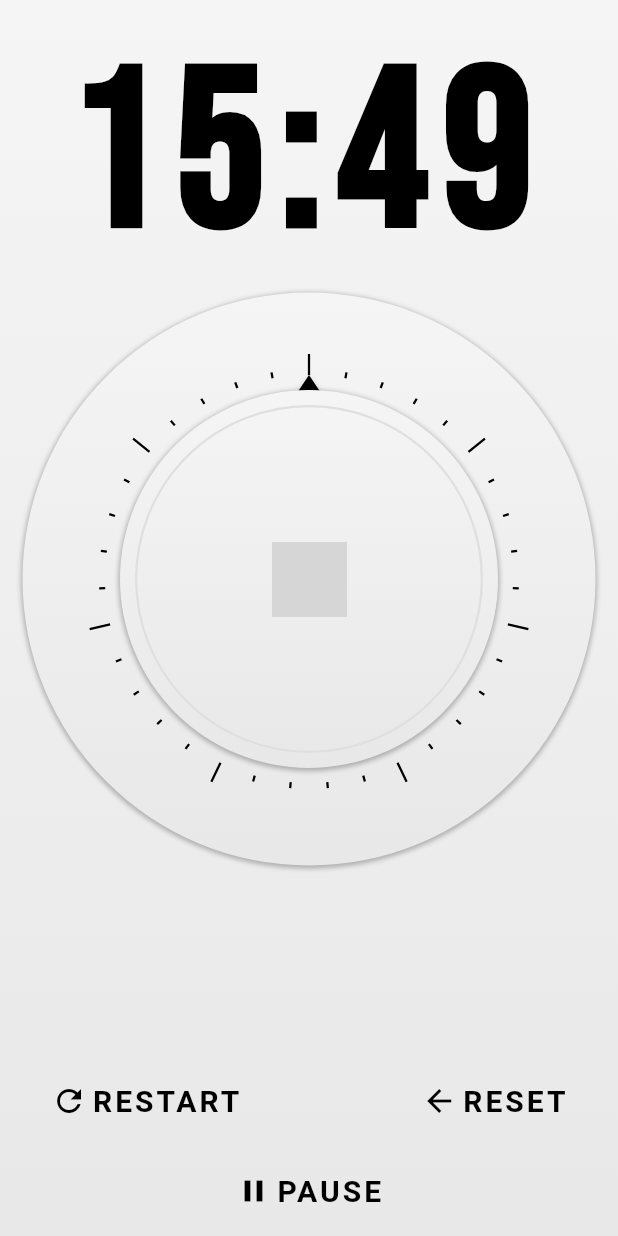
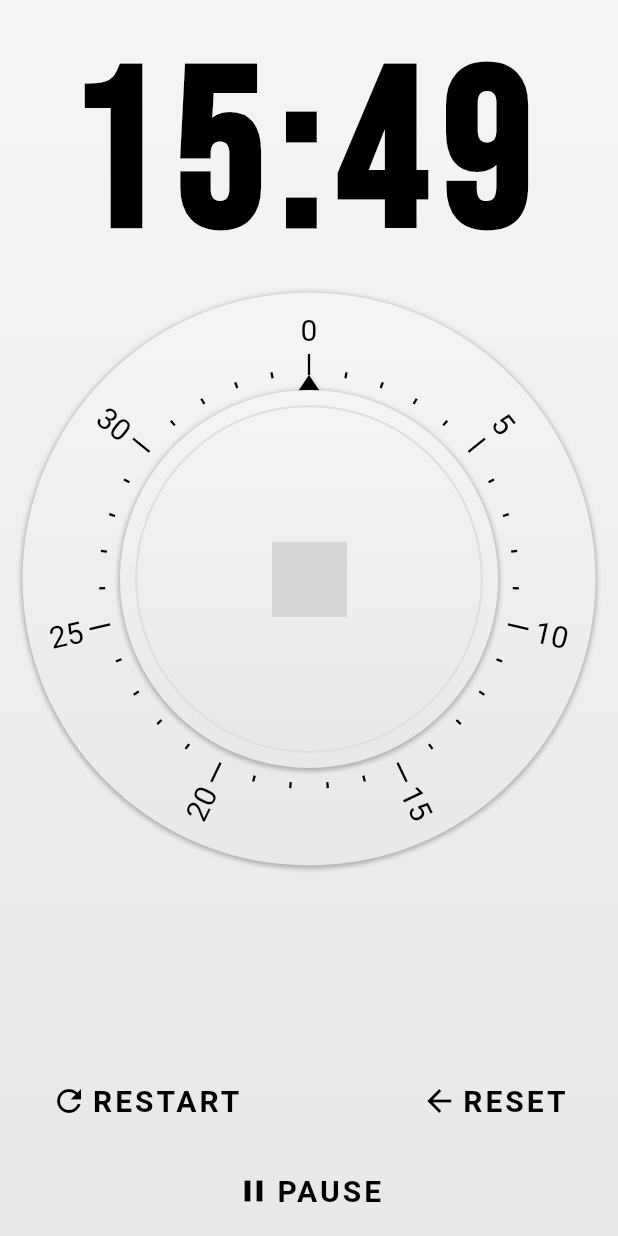
Before and after one commit to jilsonjoseph/timer, a Flutter app: the screen it shows after launch, on a phone screen of 412 x 824 dp. Run offline on Flutter 3.47's test engine with Material 2 defaults, Android fonts, the phone set to English and light mode, and no system bars; Roboto replaces fonts that are missing (BebasNeue); grey boxes are pictures that could not be loaded.

Commit message:
Minute drawing completed

```diff
--- a/lib/timer_dial.dart
+++ b/lib/timer_dial.dart
@@ -70,12 +70,24 @@ class TickPainter extends CustomPainter{
   final ticksPerSection;
   final tickInset;
   final tickPaint;
+  final textPainter;
+  final textStyle;
+
 
   TickPainter({
     this.tickCount = 35,
     this.ticksPerSection = 5,
     this.tickInset = 0,
-}) : tickPaint = new Paint() {
+}) : tickPaint = new Paint(),
+    textPainter = TextPainter(
+      textAlign: TextAlign.center,
+      textDirection: TextDirection.ltr,
+    ),
+  textStyle = const TextStyle(
+    color: Colors.black,
+    fontFamily: 'BebasNeue',
+    fontSize: 20.0,
+  ){
     tickPaint.color = Colors.black;
     tickPaint.strokeWidth = 1.5;
   }
@@ -97,6 +109,54 @@ class TickPainter extends CustomPainter{
           tickPaint
       );
 
+      if(i % ticksPerSection == 0){
+        //Paint text.
+        canvas.save();
+        canvas.translate(0.0, -(size.width/2) - 30.0);
+
+        textPainter.text = TextSpan(
+          text: '$i',
+          style: textStyle,
+        );
+
+        // Layout the text
+        textPainter.layout();
+
+        // Finding quadrant for text
+        final tickPercent = i / tickCount;
+        var quadrant;
+        if (tickPercent < 0.25){
+          quadrant = 1;
+        }else if (tickPercent < 0.5){
+          quadrant = 4;
+        }else if (tickPercent < 0.75) {
+          quadrant = 3;
+        }else {
+          quadrant = 2;
+        }
+
+        switch (quadrant){
+          case 4:
+            canvas.rotate(-pi/2);
+            break;
+          case 2:
+          case 3:
+            canvas.rotate(pi/2);
+            break;
+
+        }
+
+        textPainter.paint(
+          canvas,
+          Offset(
+            -textPainter.width / 2,
+            -textPainter.height / 2,
+          ),
+        );
+
+        canvas.restore();
+      }
+
       canvas.rotate(2*pi / tickCount);
     }
 
--- a/pubspec.yaml
+++ b/pubspec.yaml
@@ -37,8 +37,8 @@ flutter:
   uses-material-design: true
 
   # To add assets to your application, add an assets section, like this:
-  #assets:
-  # - assets/icons_circled_j.png
+  assets:
+   - assets/icons_circled_j.png
   #  - images/a_dot_ham.jpeg
 
   # An image asset can refer to one or more resolution-specific "variants", see
```
